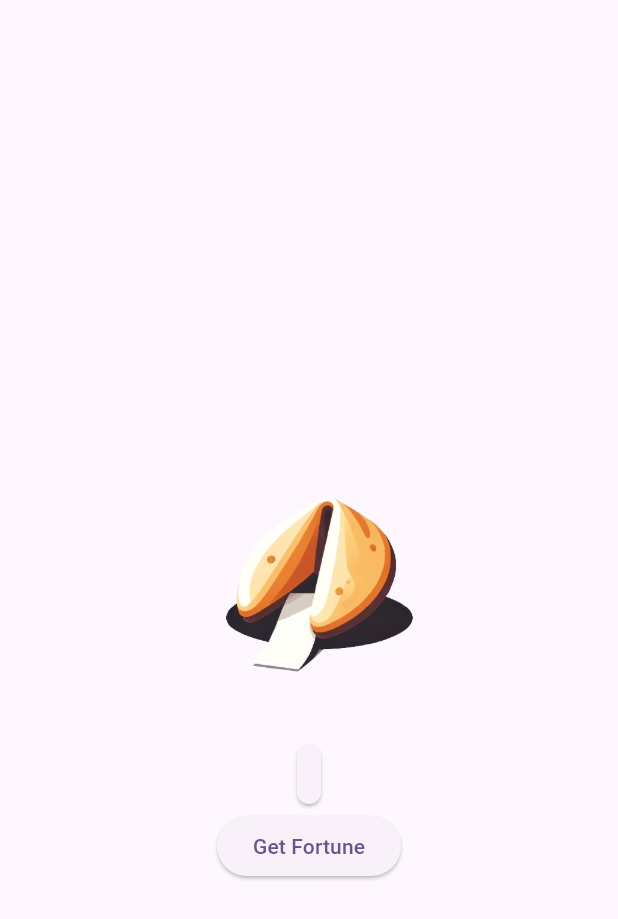
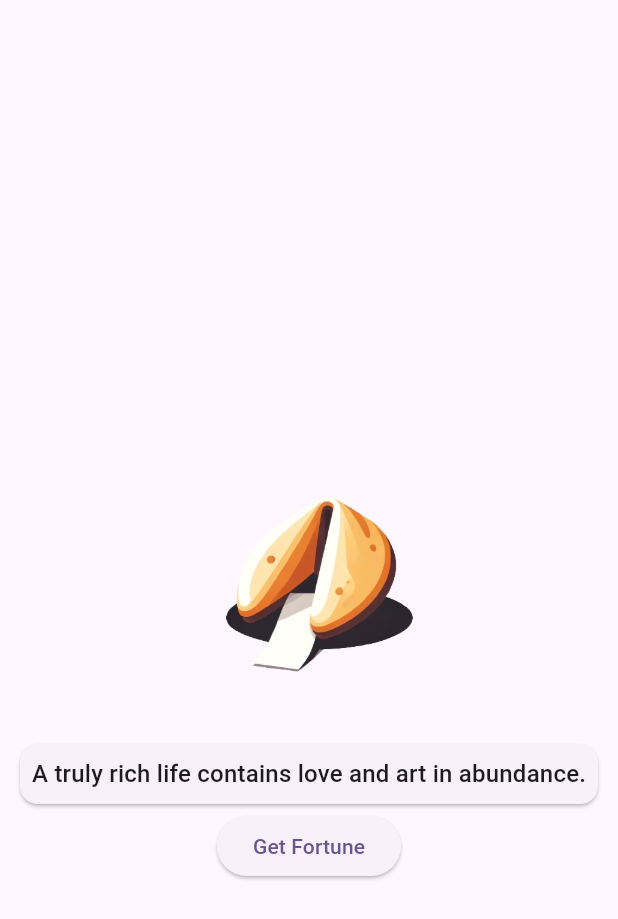
Before and after one commit to pdichone/flutter-course-fortune-app, a Flutter app: the screen it shows after launch, on a phone screen of 412 x 824 dp. Shown: the top 919 px of the screen. Run offline on Flutter 3.47's test engine with Material 3 defaults, Android fonts, the light colour scheme and no system bars.

Commit message:
Add provider to the project

```diff
--- a/lib/main.dart
+++ b/lib/main.dart
@@ -1,8 +1,12 @@
 import 'package:flutter/material.dart';
 import 'dart:math';
 
+import 'package:fortune_cookie/providers/FortuneModel.dart';
+import 'package:provider/provider.dart';
+
 void main() {
-  runApp(const MyApp());
+  runApp(ChangeNotifierProvider(
+      create: (context) => FortuneModel(), child: const MyApp()));
   // comments here about this today it works!
 }
 
@@ -34,30 +38,9 @@ class MyHomePage extends StatefulWidget {
 }
 
 class _MyHomePageState extends State<MyHomePage> {
-  String _currentFortune = "";
-
-  final _fortuneList = [
-    "You will find a new friend",
-    "You will find a new friend tomorrow",
-    "A truly rich life contains love and art in abundance.",
-    "Accept something that you cannot change, and you will feel better.",
-    "Adventure can be real happiness.",
-    "Advice is like kissing. It costs nothing and is a pleasant thing to do.",
-    "Advice, when most needed, is least heeded.",
-  ];
-
-  void _randomFortune() {
-    var random = Random();
-    int fortune = random.nextInt(_fortuneList.length);
-    setState(() {
-      _currentFortune = _fortuneList[fortune];
-      print("State Change==>: $_currentFortune");
-    });
-  }
-
   @override
   Widget build(BuildContext context) {
-    print("Building the widget");
+    final fortune = Provider.of<FortuneModel>(context);
     return Scaffold(
       appBar: AppBar(),
       body: Center(
@@ -74,13 +57,14 @@ class _MyHomePageState extends State<MyHomePage> {
               child: Padding(
                 padding: const EdgeInsets.all(8.0),
                 child: Text(
-                  _currentFortune,
+                  fortune.currentFortune,
                   style: Theme.of(context).textTheme.titleMedium,
                 ),
               ),
             ),
             ElevatedButton(
-                onPressed: _randomFortune, child: const Text('Get Fortune'))
+                onPressed: () => fortune.getNewFortune(),
+                child: const Text('Get Fortune'))
           ],
         ),
       ),
--- /dev/null
+++ b/lib/providers/FortuneModel.dart
@@ -0,0 +1,36 @@
+import 'dart:math';
+
+import 'package:flutter/material.dart';
+
+class FortuneModel with ChangeNotifier {
+  String _currentFortune = "";
+
+  final _fortuneList = [
+    "You will find a new friend",
+    "You will find a new friend tomorrow",
+    "A truly rich life contains love and art in abundance.",
+    "Accept something that you cannot change, and you will feel better.",
+    "Adventure can be real happiness.",
+    "Advice is like kissing. It costs nothing and is a pleasant thing to do.",
+    "Advice, when most needed, is least heeded.",
+  ];
+
+  String get currentFortune => _currentFortune;
+
+  FortuneModel() {
+    _generateRandomFortune();
+  }
+
+  void _generateRandomFortune() {
+    var random = Random();
+    int randNum = random.nextInt(_fortuneList.length);
+    _currentFortune = _fortuneList[randNum];
+
+    notifyListeners();
+  }
+
+  // Method to get a new random fortune
+  void getNewFortune() {
+    _generateRandomFortune();
+  }
+}
```
Also changed, not shown: pubspec.yaml (+4 -12 lines), pubspec.lock.
